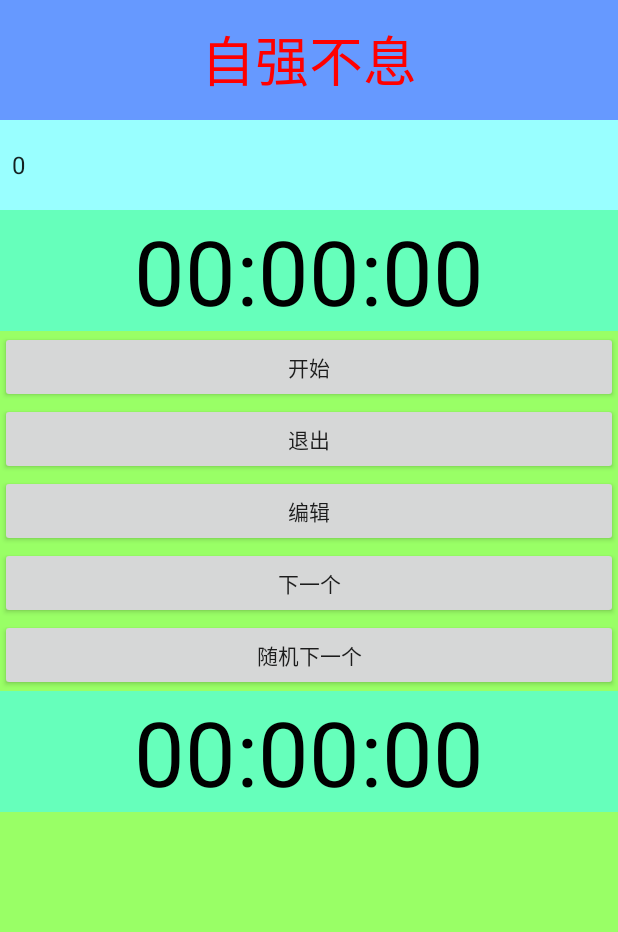
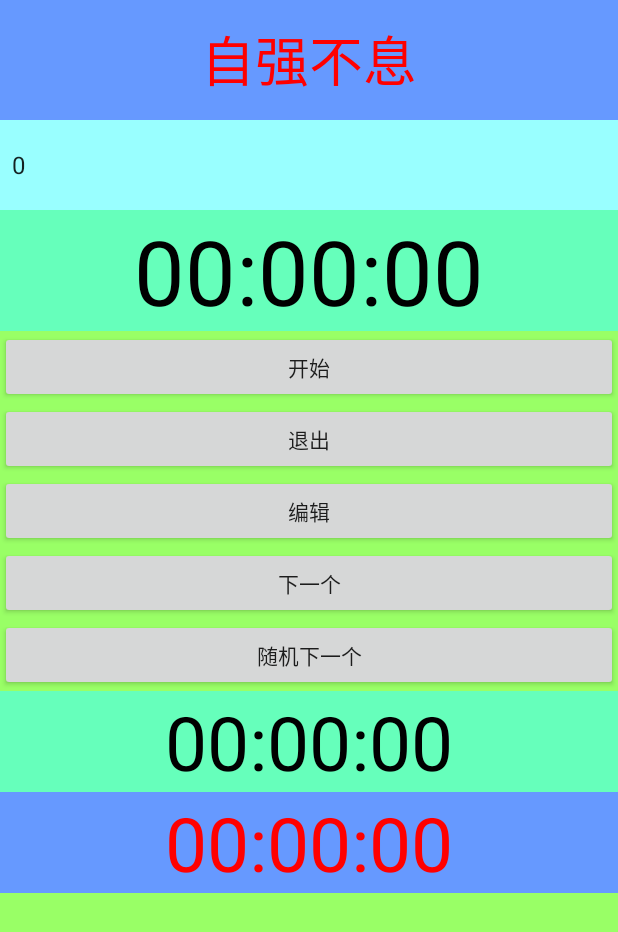
Before and after one commit to buyulian/Refusing-procrastination-Android-App, an Android app: the screen it shows after launch (MainActivity), on a phone screen of 412 x 824 dp. Shown: the top 932 px of the screen. Run offline under Robolectric (Android 15) with nearby library versions, the phone set to English and light mode, and no system bars.

Commit message:
修复 bug ，改进功能。
Signed-off-by: buyulian <67764256@qq.com>

```diff
--- a/app/src/main/java/com/example/buyulian/study/MainActivity.java
+++ b/app/src/main/java/com/example/buyulian/study/MainActivity.java
@@ -27,6 +27,7 @@ public class MainActivity extends Activity {
     private Spinner spinner;
     private TextView chronometer;
     private TextView dayUsedTime;
+    private TextView oneUsedTime;
     private Intent intent;
     private Intent intentEdit;
     private boolean isFinished=false;
@@ -67,9 +68,12 @@ public class MainActivity extends Activity {
             GlobalVariable.totalTime=0;
             GlobalVariable.startUpDay=nowDay;
         }
-        long local=System.currentTimeMillis();
-        long andTime=GlobalVariable.totalTime+local-GlobalVariable.unlockTime;
+        long local=System.currentTimeMillis()-GlobalVariable.unlockTime;
+        long andTime=GlobalVariable.totalTime+local;
         dayUsedTime.setText(intToTime((int)(andTime/Constants.SECOND)));
+
+        andTime=GlobalVariable.oneTime+local;
+        oneUsedTime.setText(intToTime((int)(andTime/Constants.SECOND)));
     }
 
     private void initView(){
@@ -81,6 +85,8 @@ public class MainActivity extends Activity {
         spinner=findViewById(R.id.spinner1);
         chronometer=findViewById(R.id.chronometer);
         dayUsedTime=findViewById(R.id.dayUsedTime);
+        oneUsedTime=findViewById(R.id.oneUsedTime);
+
         intent=new Intent(this,RemindService.class);
         intentEdit=new Intent(this,EditActivity.class);
 
@@ -91,9 +97,17 @@ public class MainActivity extends Activity {
         if(GlobalVariable.unlockTime<100){
             GlobalVariable.unlockTime=System.currentTimeMillis();
         }
-        long local=System.currentTimeMillis();
-        long andTime=GlobalVariable.totalTime+local-GlobalVariable.unlockTime;
+        int nowDay=new Date().getDay();
+        if(nowDay>GlobalVariable.startUpDay){
+            GlobalVariable.totalTime=0;
+            GlobalVariable.startUpDay=nowDay;
+        }
+        long local=System.currentTimeMillis()-GlobalVariable.unlockTime;
+        long andTime=GlobalVariable.totalTime+local;
         dayUsedTime.setText(intToTime((int)(andTime/Constants.SECOND)));
+
+        andTime=GlobalVariable.oneTime+local;
+        oneUsedTime.setText(intToTime((int)(andTime/Constants.SECOND)));
 
 
         spinner.setOnItemSelectedListener(new AdapterView.OnItemSelectedListener() {
@@ -203,7 +217,7 @@ public class MainActivity extends Activity {
         PendingIntent pendingIntent = PendingIntent.getActivity(this, 0, intent, 0);
         Notification notification = builder
 
-                .setContentTitle("你已拖延 "+superTime+" 秒")
+                .setContentTitle("你已拖延"+Tools.getTimeString(superTime))
                 .setContentText(content)
                 .setContentIntent(pendingIntent)
                 .setAutoCancel(true)
--- a/app/src/main/res/layout/activity_main.xml
+++ b/app/src/main/res/layout/activity_main.xml
@@ -60,7 +60,15 @@
             android:background="#66ffbb"
             android:textColor="@color/black"
             android:gravity="center"
-            android:textSize="60sp" />
+            android:textSize="50sp" />
+    <TextView
+            android:id="@+id/oneUsedTime"
+            android:layout_width="fill_parent"
+            android:layout_height="wrap_content"
+            android:background="#6699ff"
+            android:textColor="@color/red"
+            android:gravity="center"
+            android:textSize="50sp" />
 
 
 </LinearLayout>
```
Also changed, not shown: app/src/main/java/com/example/buyulian/study/RemindService.java (+18 -15 lines), app/src/main/java/com/example/buyulian/study/Tools.java (added, +23 -0 lines).
